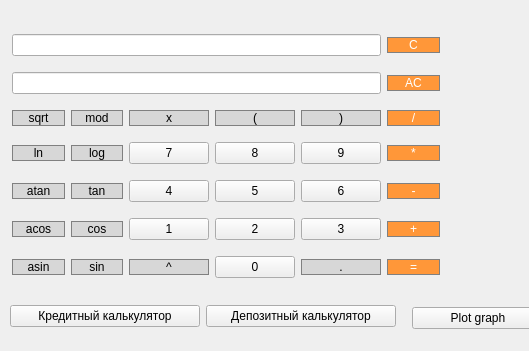
Above: src/frontend/smartCalc/mainwindow.ui from ara-bakiev997/C7_SmartCalc before the change; both pictures show x 0 to 529 and y 0 to 351 of the 780 by 351 pixel window. Below: the same form after it.
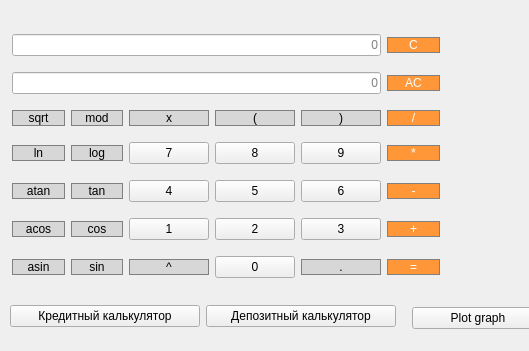
That is the form after the change. Custom widgets are drawn as their Qt base class.

The edit to the form file:
```diff
--- a/src/frontend/smartCalc/mainwindow.ui
+++ b/src/frontend/smartCalc/mainwindow.ui
@@ -555,9 +555,15 @@
 
 background-color : white;</string>
        </property>
+       <property name="alignment">
+        <set>Qt::AlignRight|Qt::AlignTrailing|Qt::AlignVCenter</set>
+       </property>
        <property name="readOnly">
         <bool>false</bool>
        </property>
+       <property name="placeholderText">
+        <string>0</string>
+       </property>
       </widget>
      </item>
      <item row="1" column="0" colspan="5">
@@ -571,6 +577,12 @@
 
 background-color : white;</string>
        </property>
+       <property name="alignment">
+        <set>Qt::AlignRight|Qt::AlignTrailing|Qt::AlignVCenter</set>
+       </property>
+       <property name="placeholderText">
+        <string>0</string>
+       </property>
       </widget>
      </item>
     </layout>
```
